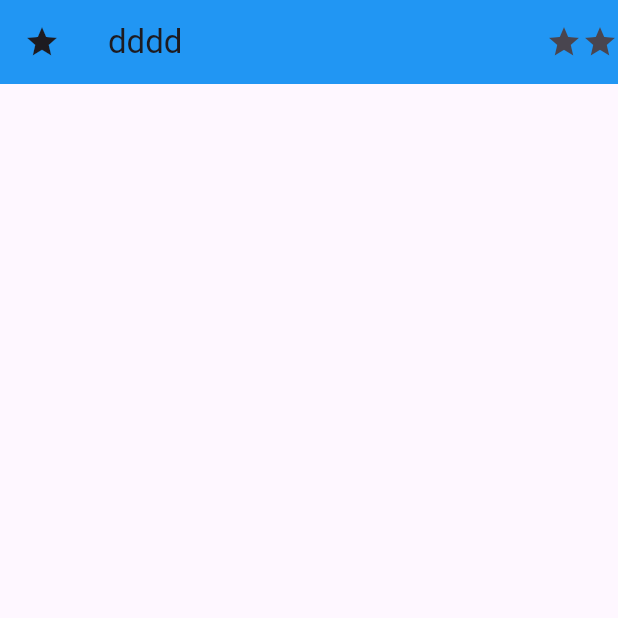
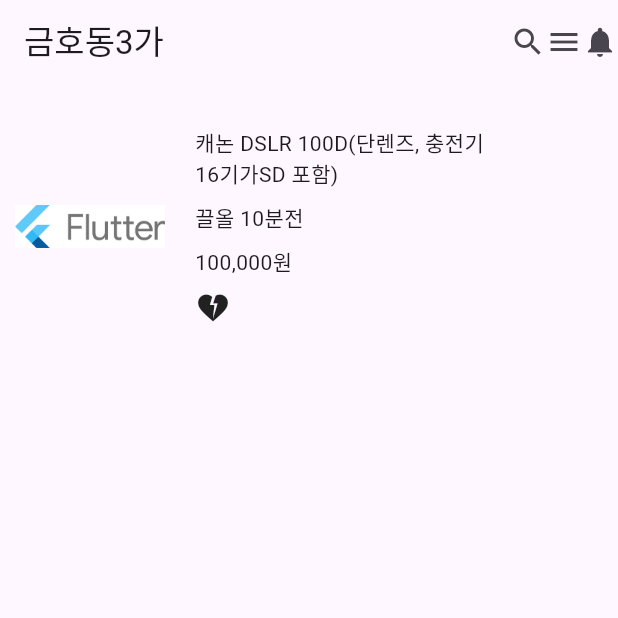
Before and after one commit to doriver/longTimeAgo, a Flutter app: the screen it shows after launch, on a phone screen of 412 x 824 dp, the top half of it. Run offline on Flutter 3.47's test engine with Material 3 defaults, Android fonts, the phone set to English and light mode, and no system bars.

Commit message:
당근마켓 ui 내가 어느정도 한거

```diff
--- a/lib/main.dart
+++ b/lib/main.dart
@@ -11,8 +11,35 @@ class MyApp extends StatelessWidget {
 
     return MaterialApp(
       home: Scaffold(
-        appBar: AppBar( backgroundColor: Colors.blue, leading: Icon(Icons.star), title: Text('dddd'), actions: [Icon(Icons.star), Icon(Icons.star)], ),
-        body: SizedBox()
+        appBar: AppBar( title: Text('금호동3가'), actions: [Icon(Icons.search), Icon(Icons.menu), Icon(Icons.notifications)], ),
+        body:
+        Container(
+          child: Row(
+            children: [
+              Container(
+                height: 150,
+                width: 100,
+                margin: EdgeInsets.fromLTRB(10, 5, 0, 5),
+                child: Image.asset('assets/image.png')
+              ),
+              Container(
+                height: 150,
+                width: 200,
+                margin: EdgeInsets.all(20),
+                child: Column(
+                  mainAxisAlignment: MainAxisAlignment.spaceEvenly,
+                  crossAxisAlignment: CrossAxisAlignment.start,
+                  children: [
+                    Text('캐논 DSLR 100D(단렌즈, 충전기 16기가SD 포함)'),
+                    Text('끌올 10분전'),
+                    Text('100,000원'),
+                    Icon(Icons.heart_broken)
+                  ]
+                ),
+              )
+            ]
+          )
+        )
       )
     );
   }
```
